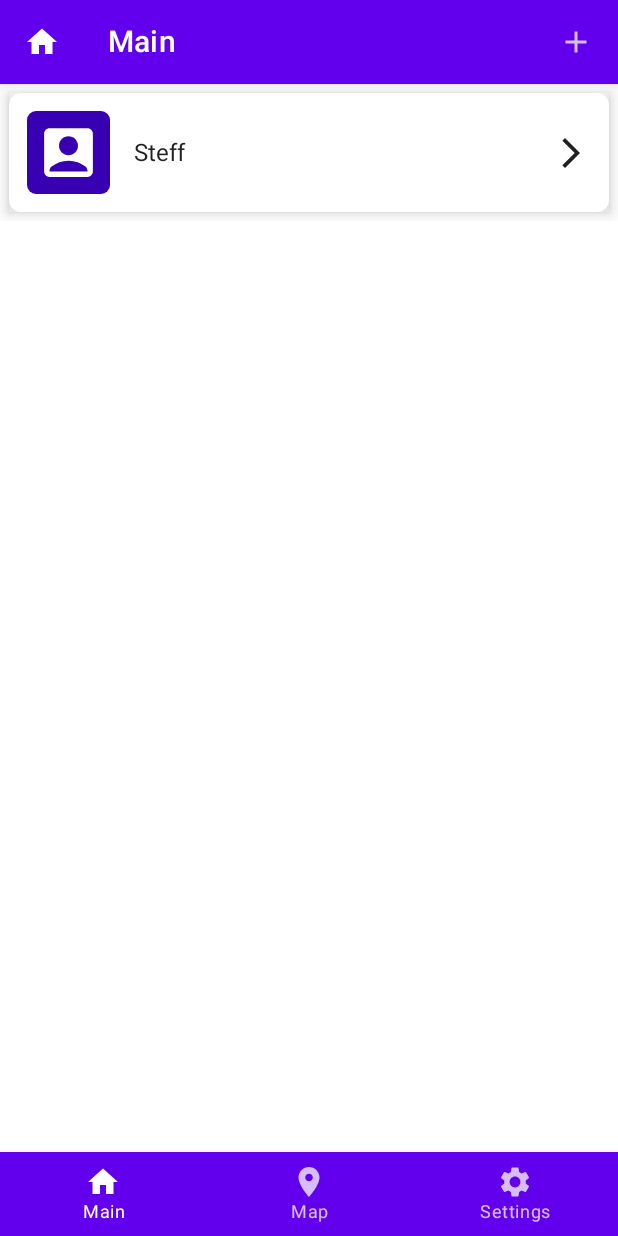
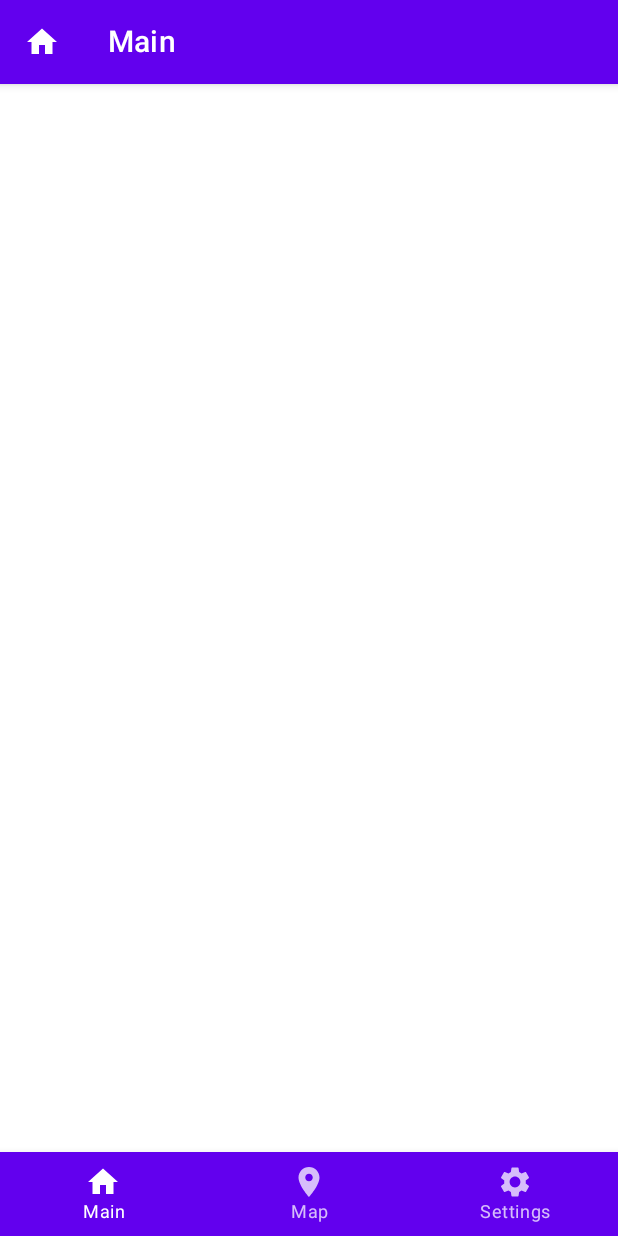
Before and after one commit to TKSpectro/cororna-check-in-app, an Android app built with Jetpack Compose: the screen it shows after launch (MainActivity), on a phone screen of 412 x 824 dp. Run offline under Robolectric (Android 15) with nearby library versions, the phone set to English and light mode, and no system bars; our stand-ins replace Room's generated code.

```diff
--- a/app/src/main/java/de/fhe/ai/pmc/acat/app/Bootstrap.kt
+++ b/app/src/main/java/de/fhe/ai/pmc/acat/app/Bootstrap.kt
@@ -33,7 +33,7 @@ class Bootstrap : Application() {
             modules(viewModelModule)
         }
 
-        DbTest().run()
+        //DbTest().run()
     }
 }
 
--- a/app/src/main/java/de/fhe/ai/pmc/acat/app/ui/screens/core/AppNavigationHost.kt
+++ b/app/src/main/java/de/fhe/ai/pmc/acat/app/ui/screens/core/AppNavigationHost.kt
@@ -1,5 +1,9 @@
 package de.fhe.ai.pmc.acat.app.ui.screens.core
 
+import androidx.compose.material.Icon
+import androidx.compose.material.IconButton
+import androidx.compose.material.icons.Icons
+import androidx.compose.material.icons.filled.Add
 import androidx.compose.runtime.Composable
 import androidx.compose.ui.Modifier
 import androidx.navigation.NavType
@@ -16,8 +20,11 @@ fun AppNavigationHost(
     onNavigation: ( screen:ScreensEnum ) -> Unit,
     modifier: Modifier = Modifier
 ) {
+
+    val navCtrl = LocalNavCtrl.current
+
     NavHost(
-        navController = LocalNavCtrl.current,
+        navController = navCtrl,
         startDestination = ScreensEnum.Main.name,
         modifier = modifier
     ) {
--- a/app/src/main/java/de/fhe/ai/pmc/acat/app/ui/screens/core/ScreensEnum.kt
+++ b/app/src/main/java/de/fhe/ai/pmc/acat/app/ui/screens/core/ScreensEnum.kt
@@ -16,37 +16,22 @@ import androidx.compose.ui.graphics.vector.ImageVector
 enum class ScreensEnum(
     val icon: ImageVector = Icons.Filled.Favorite,
     val isRootScreen: Boolean = false,
-    val actions: @Composable RowScope.() -> Unit = {}
+    var actions: @Composable RowScope.() -> Unit = {},
     ) {
 
     // Users
     Main(
         Icons.Filled.Home,
-        true,
-        actions = {
-            IconButton( onClick = { println("Add User") } ) {
-                Icon(Icons.Filled.Add, contentDescription = null)
-            }
-        }
+        true
     ),
     UserDetail(
-        Icons.Filled.AccountBox,
-        actions = {
-            IconButton( onClick = { println("Remove User") } ) {
-                Icon(Icons.Filled.Delete, contentDescription = null)
-            }
-        }
+        Icons.Filled.AccountBox
     ),
 
     // Map
     Map(
         Icons.Filled.Place,
-        true,
-        actions = {
-            IconButton( onClick = { println("Map Mode") } ) {
-                Icon(Icons.Filled.Build, contentDescription = null)
-            }
-        }
+        true
     ),
 
     // Settings
--- a/app/src/main/java/de/fhe/ai/pmc/acat/app/ui/screens/main/MainScreen.kt
+++ b/app/src/main/java/de/fhe/ai/pmc/acat/app/ui/screens/main/MainScreen.kt
@@ -1,18 +1,12 @@
 package de.fhe.ai.pmc.acat.app.ui.screens.main
 
-import androidx.compose.foundation.background
 import androidx.compose.foundation.layout.Column
-import androidx.compose.foundation.lazy.LazyColumn
-import androidx.compose.foundation.lazy.items
-import androidx.compose.material.MaterialTheme
 import androidx.compose.material.SnackbarDuration
-import androidx.compose.material.Text
 import androidx.compose.runtime.Composable
 import androidx.compose.runtime.LaunchedEffect
 import androidx.compose.runtime.collectAsState
 import androidx.compose.runtime.getValue
 import androidx.compose.runtime.remember
-import androidx.compose.runtime.saveable.rememberSaveable
 
 import androidx.compose.ui.Modifier
 import de.fhe.ai.pmc.acat.app.ui.screens.core.LocalNavCtrl
@@ -24,6 +18,7 @@ import de.fhe.ai.pmc.acat.domain.AsyncOperationState
 import de.fhe.ai.pmc.acat.domain.User
 import org.koin.androidx.compose.getViewModel
 
+
 @Composable
 fun MainScreen(modifier: Modifier = Modifier) {
 
@@ -31,16 +26,16 @@ fun MainScreen(modifier: Modifier = Modifier) {
     val usersAsync by remember(vm) { vm.getUsersAsync() }.collectAsState( AsyncOperation.undefined() )
 
     // Side Effect: Show Snack Bar on Status Changes
-//    val state = LocalScaffoldState.current
-//    LaunchedEffect( usersAsync ) {
-//        if( usersAsync.status != AsyncOperationState.UNDEFINED )
-//        {
-//            state.snackbarHostState.showSnackbar(
-//                message  = "${usersAsync.message}...",
-//                duration = SnackbarDuration.Short
-//            )
-//        }
-//    }
+    val state = LocalScaffoldState.current
+    LaunchedEffect( usersAsync ) {
+        if( usersAsync.status != AsyncOperationState.UNDEFINED )
+        {
+            state.snackbarHostState.showSnackbar(
+                message  = "${usersAsync.message}...",
+                duration = SnackbarDuration.Short
+            )
+        }
+    }
 
     val navCtrl = LocalNavCtrl.current
 
--- a/app/src/main/java/de/fhe/ai/pmc/acat/app/ui/screens/main/MainScreenViewModel.kt
+++ b/app/src/main/java/de/fhe/ai/pmc/acat/app/ui/screens/main/MainScreenViewModel.kt
@@ -6,17 +6,20 @@ import de.fhe.ai.pmc.acat.domain.GetUsers
 import de.fhe.ai.pmc.acat.domain.GetUsersAsync
 import de.fhe.ai.pmc.acat.domain.User
 import kotlinx.coroutines.flow.Flow
+import kotlinx.coroutines.flow.first
 
 class MainScreenViewModel(
     private val getUsersUseCase: GetUsers,
     private val getUsersAsyncUseCase: GetUsersAsync,
     ) : ViewModel() {
 
-    fun getUsers(): Flow<List<User>> {
-        return getUsersUseCase()
+    suspend fun getUsers(): List<User> {
+        return getUsersUseCase().first()
     }
 
     fun getUsersAsync(): Flow<AsyncOperation> {
         return getUsersAsyncUseCase()
     }
+
+
 }
--- a/data/src/main/java/de/fhe/ai/pmc/acat/data/AppDatabase.kt
+++ b/data/src/main/java/de/fhe/ai/pmc/acat/data/AppDatabase.kt
@@ -4,7 +4,6 @@ import android.content.Context
 import androidx.room.Database
 import androidx.room.Room
 import androidx.room.RoomDatabase
-import java.lang.IllegalStateException
 
 @Database(entities = [UserEntity::class], version = 1)
 abstract class AppDatabase : RoomDatabase() {
```
